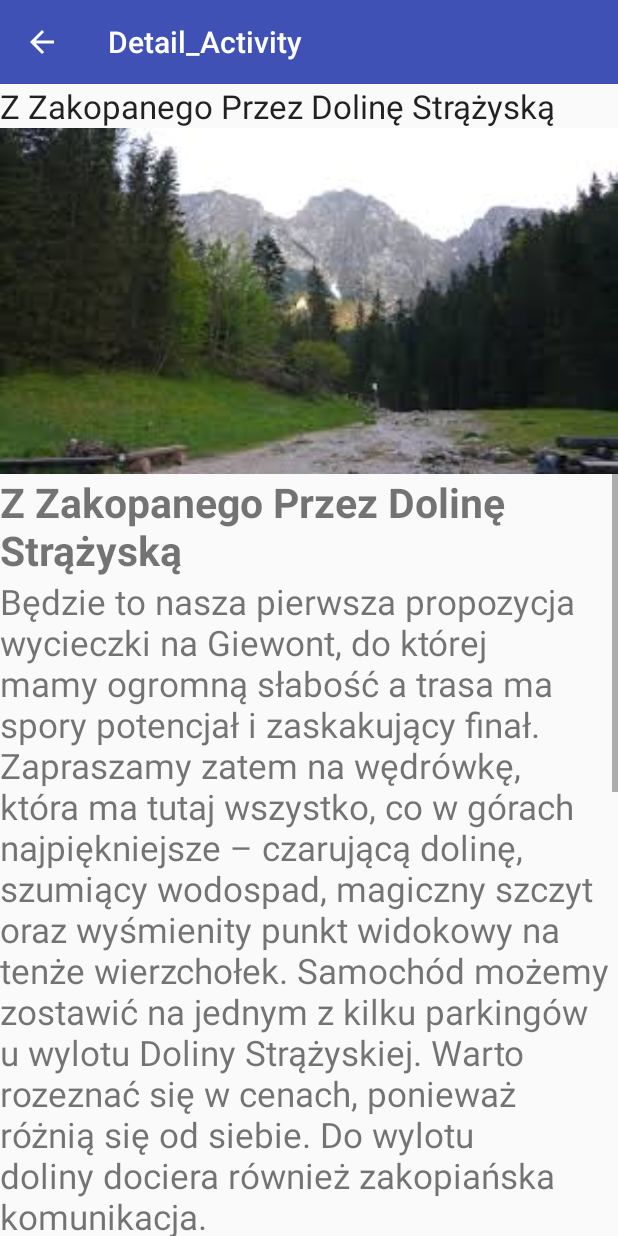
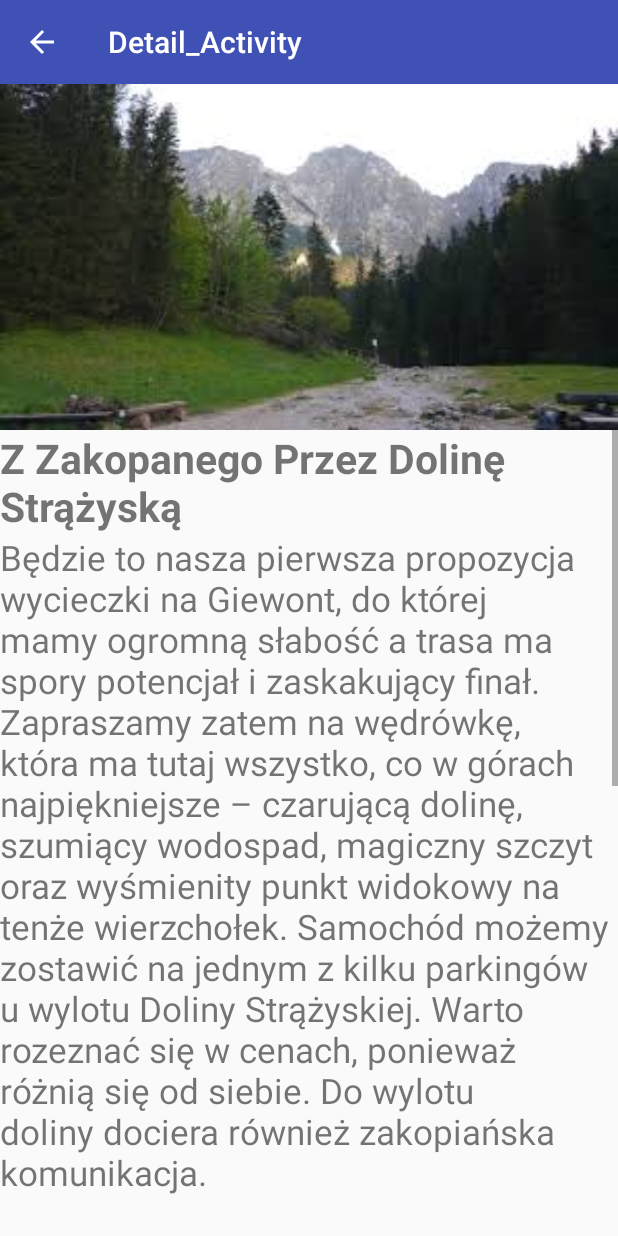
Before and after one commit to Smixie/Aplikacje-mobilne-lab, an Android app: the DetailActivity screen opened directly, with no data from a screen before it, on a phone screen of 412 x 824 dp. Run offline under Robolectric (Android 15) with nearby library versions, the phone set to English and light mode, and no system bars.

Commit message:
Removed the title from the track detail page

```diff
--- a/app/src/main/java/com/example/lista_szczegoly/DetailActivity.kt
+++ b/app/src/main/java/com/example/lista_szczegoly/DetailActivity.kt
@@ -28,8 +28,8 @@ class DetailActivity : AppCompatActivity() {
         frag?.setTrailsId(trailsId)
 
         val trailsName = HikingTrails.trails[trailsId].getName()
-        val textView = findViewById<TextView>(R.id.trails_text)
-        textView.text = trailsName
+//        val textView = findViewById<TextView>(R.id.trails_text)
+//        textView.text = trailsName
         val trailsImage = HikingTrails.trails[trailsId].getImage()
         val imageView = findViewById<ImageView>(R.id.trails_image)
         imageView.setImageDrawable(ContextCompat.getDrawable(this, trailsImage))
--- a/app/src/main/res/layout/activity_detail.xml
+++ b/app/src/main/res/layout/activity_detail.xml
@@ -11,11 +11,11 @@
         android:id="@+id/toolbar"
         layout="@layout/toolbar_main" />
 
-    <TextView
-        android:id="@+id/trails_text"
-        android:layout_width="wrap_content"
-        android:layout_height="wrap_content"
-        android:textAppearance="?android:attr/textAppearanceLarge" />
+<!--    <TextView-->
+<!--        android:id="@+id/trails_text"-->
+<!--        android:layout_width="wrap_content"-->
+<!--        android:layout_height="wrap_content"-->
+<!--        android:textAppearance="?android:attr/textAppearanceLarge" />-->
     <ImageView
         android:id="@+id/trails_image"
         android:layout_height="wrap_content"
```
